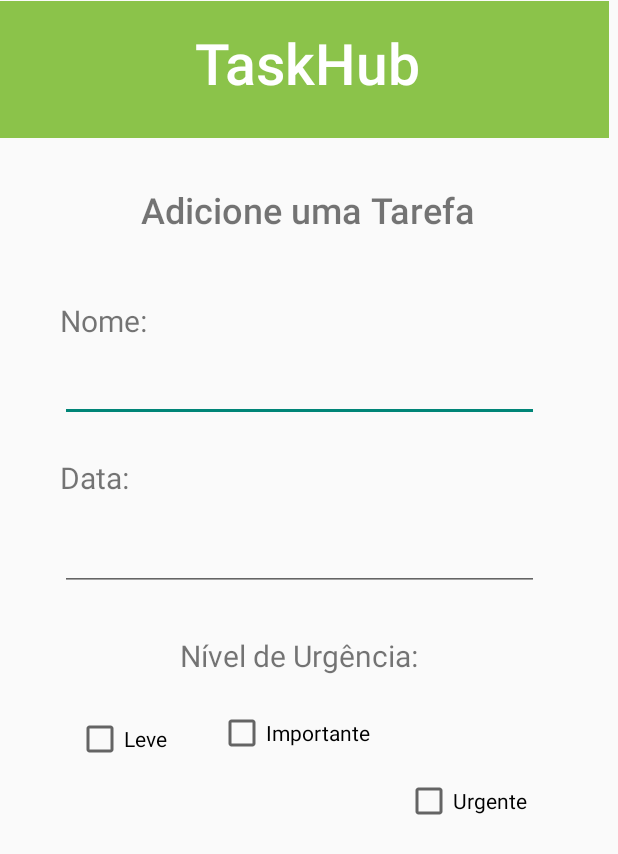
After one commit to dududsantos/disp-moveis-3, an Android app: the TaskCreateActivity screen opened directly, with no data from a screen before it, on a phone screen of 412 x 824 dp. The commit adds this screen. Shown: the top 854 px of the screen. Run offline under Robolectric (Android 15) with nearby library versions, the phone set to English and light mode, and no system bars.

Commit message:
criação da segunda activity

```diff
--- a/app/src/main/AndroidManifest.xml
+++ b/app/src/main/AndroidManifest.xml
@@ -13,6 +13,9 @@
         android:theme="@style/Theme.Dispmoveis3"
         tools:targetApi="31">
         <activity
+            android:name=".TaskCreateActivity"
+            android:exported="false" />
+        <activity
             android:name=".MainActivity"
             android:exported="true">
             <intent-filter>
--- a/app/src/main/java/com/example/disp_moveis_3/MainActivity.java
+++ b/app/src/main/java/com/example/disp_moveis_3/MainActivity.java
@@ -2,7 +2,10 @@ package com.example.disp_moveis_3;
 
 import androidx.appcompat.app.AppCompatActivity;
 
+import android.content.Intent;
 import android.os.Bundle;
+import android.view.View;
+import android.widget.Button;
 
 public class MainActivity extends AppCompatActivity {
 
@@ -10,5 +13,18 @@ public class MainActivity extends AppCompatActivity {
     protected void onCreate(Bundle savedInstanceState) {
         super.onCreate(savedInstanceState);
         setContentView(R.layout.activity_main);
+
+
+        Button buttonCreate = findViewById(R.id.button1);
+
+        buttonCreate.setOnClickListener(new View.OnClickListener(){
+                @Override
+                public void onClick(View v ){
+                    Intent intent = new Intent(MainActivity.this, TaskCreateActivity.class);
+                    startActivity(intent);
+        }
+        });
     }
+
+
 }
--- /dev/null
+++ b/app/src/main/java/com/example/disp_moveis_3/TaskCreateActivity.java
@@ -0,0 +1,14 @@
+package com.example.disp_moveis_3;
+
+import androidx.appcompat.app.AppCompatActivity;
+
+import android.os.Bundle;
+
+public class TaskCreateActivity extends AppCompatActivity {
+
+    @Override
+    protected void onCreate(Bundle savedInstanceState) {
+        super.onCreate(savedInstanceState);
+        setContentView(R.layout.activity_task_create);
+    }
+}
--- /dev/null
+++ b/app/src/main/res/layout/activity_task_create.xml
@@ -0,0 +1,159 @@
+<?xml version="1.0" encoding="utf-8"?>
+<androidx.constraintlayout.widget.ConstraintLayout xmlns:android="http://schemas.android.com/apk/res/android"
+    xmlns:app="http://schemas.android.com/apk/res-auto"
+    xmlns:tools="http://schemas.android.com/tools"
+    android:layout_width="match_parent"
+    android:layout_height="match_parent"
+    tools:context=".TaskCreateActivity">
+
+    <CheckBox
+        android:id="@+id/checkBox3"
+        android:layout_width="wrap_content"
+        android:layout_height="wrap_content"
+        android:layout_marginTop="77dp"
+        android:layout_marginBottom="228dp"
+        android:text="@string/checkbox3"
+        app:layout_constraintBottom_toBottomOf="parent"
+        app:layout_constraintEnd_toEndOf="parent"
+        app:layout_constraintHorizontal_bias="0.817"
+        app:layout_constraintStart_toStartOf="parent"
+        app:layout_constraintTop_toBottomOf="@+id/editTextDate" />
+
+    <CheckBox
+        android:id="@+id/checkBox2"
+        android:layout_width="wrap_content"
+        android:layout_height="wrap_content"
+        android:layout_marginTop="19dp"
+        android:text="@string/checkbox2"
+        app:layout_constraintBottom_toBottomOf="parent"
+        app:layout_constraintEnd_toStartOf="@+id/checkBox3"
+        app:layout_constraintHorizontal_bias="0.863"
+        app:layout_constraintStart_toStartOf="parent"
+        app:layout_constraintTop_toBottomOf="@+id/ugerncyTask"
+        app:layout_constraintVertical_bias="0.008" />
+
+    <View
+        android:id="@+id/headerView2"
+        android:layout_width="406dp"
+        android:layout_height="91dp"
+        android:background="@color/mainButtons"
+        app:layout_constraintBottom_toBottomOf="parent"
+        app:layout_constraintEnd_toEndOf="parent"
+        app:layout_constraintHorizontal_bias="0.0"
+        app:layout_constraintStart_toStartOf="parent"
+        app:layout_constraintTop_toTopOf="parent"
+        app:layout_constraintVertical_bias="0.001" />
+
+    <TextView
+        android:id="@+id/headerText2"
+        android:layout_width="wrap_content"
+        android:layout_height="wrap_content"
+        android:layout_marginTop="16dp"
+        android:fontFamily="sans-serif-medium"
+        android:text="@string/headerText"
+        android:textColor="@color/white"
+        android:textSize="38sp"
+        app:layout_constraintEnd_toEndOf="parent"
+        app:layout_constraintHorizontal_bias="0.498"
+        app:layout_constraintStart_toStartOf="parent"
+        app:layout_constraintTop_toTopOf="parent" />
+
+    <TextView
+        android:id="@+id/createHeaderText"
+        android:layout_width="wrap_content"
+        android:layout_height="wrap_content"
+        android:fontFamily="sans-serif-medium"
+        android:text="@string/createHeaderText"
+        android:textSize="24sp"
+        app:layout_constraintBottom_toTopOf="@+id/editTextText"
+        app:layout_constraintEnd_toEndOf="parent"
+        app:layout_constraintHorizontal_bias="0.497"
+        app:layout_constraintStart_toStartOf="parent"
+        app:layout_constraintTop_toBottomOf="@+id/headerView2"
+        app:layout_constraintVertical_bias="0.271" />
+
+    <TextView
+        android:id="@+id/taskName"
+        android:layout_width="wrap_content"
+        android:layout_height="wrap_content"
+        android:layout_marginTop="108dp"
+        android:layout_marginBottom="12dp"
+        android:text="@string/taskName"
+        android:textSize="20sp"
+        app:layout_constraintBottom_toTopOf="@+id/editTextText"
+        app:layout_constraintEnd_toEndOf="parent"
+        app:layout_constraintHorizontal_bias="0.113"
+        app:layout_constraintStart_toStartOf="parent"
+        app:layout_constraintTop_toBottomOf="@+id/headerView2"
+        app:layout_constraintVertical_bias="0.0" />
+
+    <EditText
+        android:id="@+id/editTextText"
+        android:layout_width="319dp"
+        android:layout_height="42dp"
+        android:layout_marginTop="147dp"
+        android:layout_marginBottom="72dp"
+        android:ems="10"
+        android:inputType="text"
+        app:layout_constraintBottom_toTopOf="@+id/editTextDate"
+        app:layout_constraintEnd_toEndOf="parent"
+        app:layout_constraintHorizontal_bias="0.434"
+        app:layout_constraintStart_toStartOf="parent"
+        app:layout_constraintTop_toBottomOf="@+id/headerView2"
+        app:layout_constraintVertical_bias="0.0" />
+
+    <TextView
+        android:id="@+id/dateTask"
+        android:layout_width="wrap_content"
+        android:layout_height="wrap_content"
+        android:text="@string/dateTask"
+        android:textSize="20sp"
+        app:layout_constraintBottom_toTopOf="@+id/editTextDate"
+        app:layout_constraintEnd_toEndOf="parent"
+        app:layout_constraintHorizontal_bias="0.109"
+        app:layout_constraintStart_toStartOf="parent"
+        app:layout_constraintTop_toBottomOf="@+id/editTextText"
+        app:layout_constraintVertical_bias="0.533" />
+
+    <EditText
+        android:id="@+id/editTextDate"
+        android:layout_width="319dp"
+        android:layout_height="42dp"
+        android:layout_marginTop="260dp"
+        android:ems="10"
+        android:inputType="date"
+        app:layout_constraintBottom_toBottomOf="parent"
+        app:layout_constraintEnd_toEndOf="parent"
+        app:layout_constraintHorizontal_bias="0.434"
+        app:layout_constraintStart_toStartOf="parent"
+        app:layout_constraintTop_toBottomOf="@+id/headerView2"
+        app:layout_constraintVertical_bias="0.0" />
+
+    <TextView
+        android:id="@+id/ugerncyTask"
+        android:layout_width="wrap_content"
+        android:layout_height="wrap_content"
+        android:layout_marginTop="29dp"
+        android:text="@string/ugerncyTask"
+        android:textSize="20sp"
+        app:layout_constraintBottom_toBottomOf="parent"
+        app:layout_constraintEnd_toEndOf="parent"
+        app:layout_constraintHorizontal_bias="0.473"
+        app:layout_constraintStart_toStartOf="parent"
+        app:layout_constraintTop_toBottomOf="@+id/editTextDate"
+        app:layout_constraintVertical_bias="0.0" />
+
+    <CheckBox
+        android:id="@+id/checkBox1"
+        android:layout_width="wrap_content"
+        android:layout_height="wrap_content"
+        android:layout_marginTop="62dp"
+        android:text="@string/checkbox1"
+        app:layout_constraintBottom_toBottomOf="parent"
+        app:layout_constraintEnd_toStartOf="@+id/checkBox2"
+        app:layout_constraintHorizontal_bias="0.602"
+        app:layout_constraintStart_toStartOf="parent"
+        app:layout_constraintTop_toBottomOf="@+id/editTextDate"
+        app:layout_constraintVertical_bias="0.061" />
+
+</androidx.constraintlayout.widget.ConstraintLayout>
--- a/app/src/main/res/values/strings.xml
+++ b/app/src/main/res/values/strings.xml
@@ -4,4 +4,12 @@
     <string name="button1">Criar Tarefas</string>
     <string name="button2">Listar Tarefas</string>
     <string name="button3">Deletar Tarefas</string>
+    <string name="createHeaderText">Adicione uma Tarefa</string>
+    <string name="taskName"> Nome:</string>
+    <string name="dateTask"> Data:</string>
+    <string name="ugerncyTask"> Nível de Urgência:</string>
+    <string name="checkbox1">Leve</string>
+    <string name="checkbox2">Importante</string>
+    <string name="checkbox3">Urgente</string>
+
 </resources>
```
